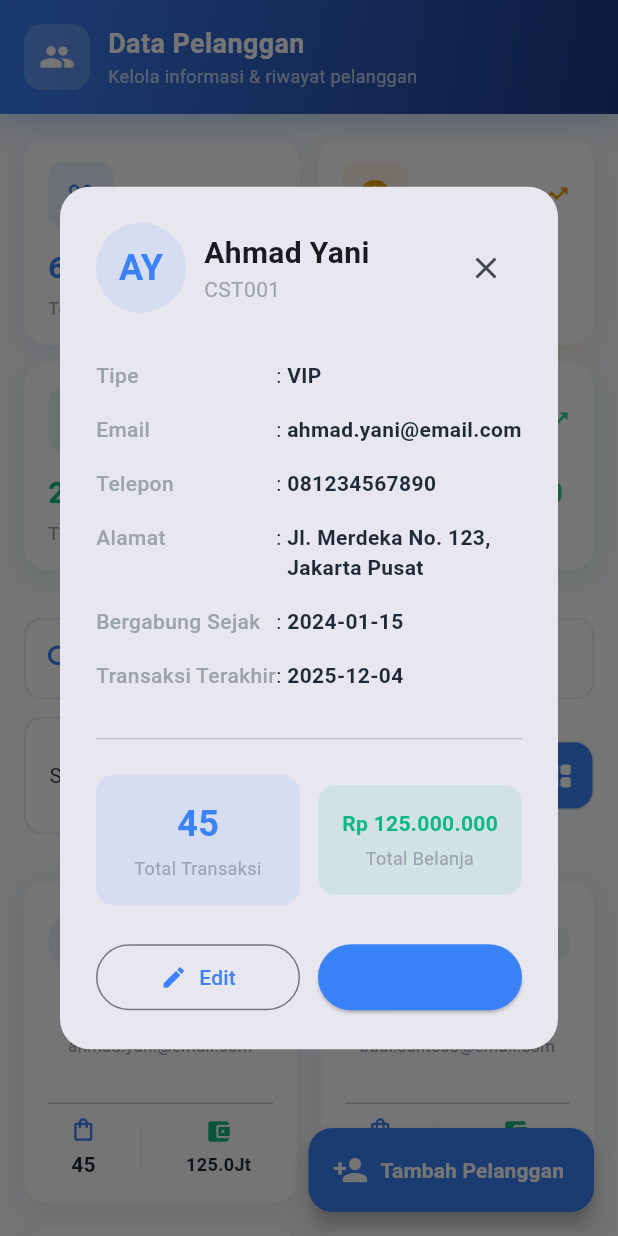
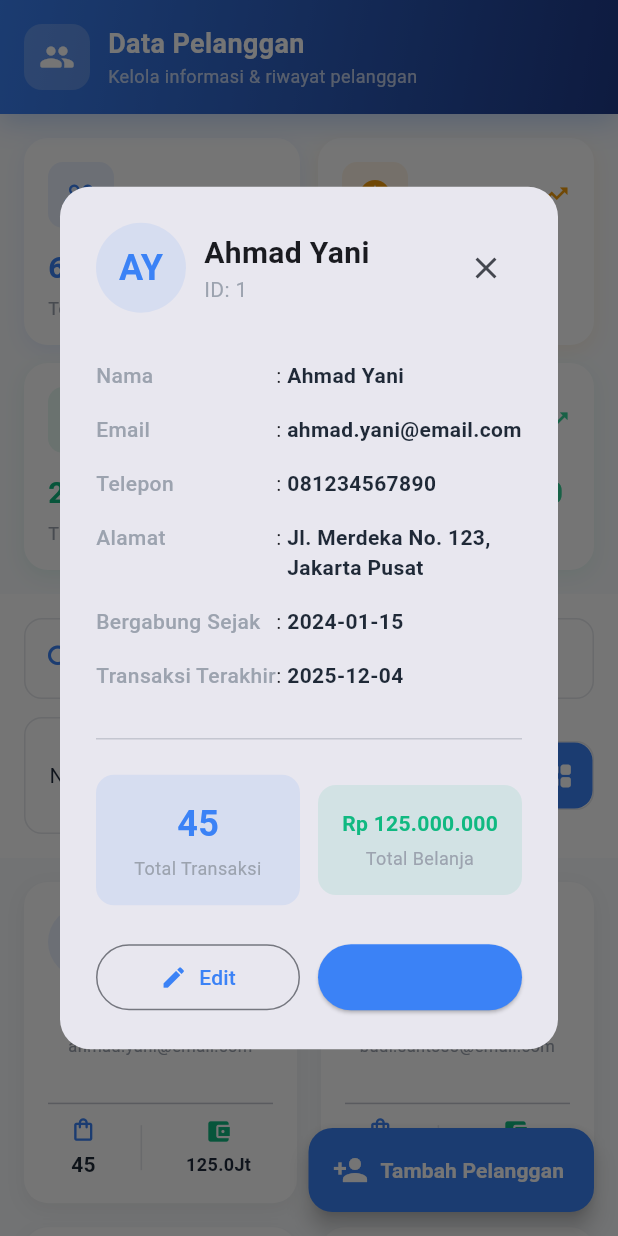
Before and after one commit to allzndd/mobile-posphone, a Flutter app: the PelangganScreen screen opened directly, after a tap on the "grid view" icon, after a tap on "AY", on a phone screen of 412 x 824 dp. Run offline on Flutter 3.47's test engine with Material 3 defaults, Android fonts, the phone set to English and light mode, and no system bars; our stand-ins replace fl_chart, image_picker, shared_preferences; accounts and stored records are empty; network calls fail; Roboto replaces fonts that are missing (SF Pro Display).

Commit message:
Update pelanggan_screen.dart

```diff
--- a/lib/pelanggan/screens/pelanggan_screen.dart
+++ b/lib/pelanggan/screens/pelanggan_screen.dart
@@ -14,104 +14,106 @@ class _PelangganScreenState extends State<PelangganScreen>
     with SingleTickerProviderStateMixin {
   late TabController _tabController;
   String _searchQuery = '';
-  String _filterType = 'Semua';
   String _sortBy = 'Nama A-Z';
   bool _isGridView = false;
-
-  final List<String> _typeOptions = ['Semua', 'Reguler', 'VIP', 'Wholesaler'];
 
   final List<String> _sortOptions = [
     'Nama A-Z',
     'Nama Z-A',
     'Terbaru',
     'Terlama',
-    'Transaksi Terbanyak',
-    'Total Belanja Tertinggi',
   ];
 
-  // Sample customer data
+  // Sample customer data - Structure matched with web-posphone (pos_pelanggan table)
+  // Fields: id, owner_id, nama, slug, nomor_hp, email, alamat, tanggal_bergabung
   final List<Map<String, dynamic>> _customers = [
     {
-      'id': 'CST001',
-      'name': 'Ahmad Yani',
+      'id': 1,
+      'owner_id': 1,
+      'nama': 'Ahmad Yani',
+      'slug': 'ahmad-yani',
+      'nomor_hp': '081234567890',
       'email': 'ahmad.yani@email.com',
-      'phone': '081234567890',
-      'address': 'Jl. Merdeka No. 123, Jakarta Pusat',
-      'type': 'VIP',
-      'totalTransactions': 45,
-      'totalSpending': 125000000,
-      'lastTransaction': '2025-12-04',
-      'joinDate': '2024-01-15',
+      'alamat': 'Jl. Merdeka No. 123, Jakarta Pusat',
+      'tanggal_bergabung': '2024-01-15',
+      'totalTransactions': 45, // Calculated from transactions
+      'totalSpending': 125000000, // Calculated from transactions
+      'lastTransaction': '2025-12-04', // Calculated from transactions
       'avatar': 'AY',
       'color': AppTheme.primaryMain,
     },
     {
-      'id': 'CST002',
-      'name': 'Siti Nurhaliza',
+      'id': 2,
+      'owner_id': 1,
+      'nama': 'Siti Nurhaliza',
+      'slug': 'siti-nurhaliza',
+      'nomor_hp': '081234567891',
       'email': 'siti.nur@email.com',
-      'phone': '081234567891',
-      'address': 'Jl. Sudirman No. 45, Jakarta Selatan',
-      'type': 'Reguler',
+      'alamat': 'Jl. Sudirman No. 45, Jakarta Selatan',
+      'tanggal_bergabung': '2024-06-20',
       'totalTransactions': 12,
       'totalSpending': 35000000,
       'lastTransaction': '2025-12-03',
-      'joinDate': '2024-06-20',
       'avatar': 'SN',
       'color': AppTheme.successColor,
     },
     {
-      'id': 'CST003',
-      'name': 'Budi Santoso',
+      'id': 3,
+      'owner_id': 1,
+      'nama': 'Budi Santoso',
+      'slug': 'budi-santoso',
+      'nomor_hp': '081234567892',
       'email': 'budi.santoso@email.com',
-      'phone': '081234567892',
-      'address': 'Jl. Thamrin No. 78, Jakarta Pusat',
-      'type': 'Wholesaler',
+      'alamat': 'Jl. Thamrin No. 78, Jakarta Pusat',
+      'tanggal_bergabung': '2023-11-10',
       'totalTransactions': 87,
       'totalSpending': 450000000,
       'lastTransaction': '2025-12-04',
-      'joinDate': '2023-11-10',
       'avatar': 'BS',
       'color': AppTheme.accentOrange,
     },
     {
-      'id': 'CST004',
-      'name': 'Dewi Lestari',
+      'id': 4,
+      'owner_id': 1,
+      'nama': 'Dewi Lestari',
+      'slug': 'dewi-lestari',
+      'nomor_hp': '081234567893',
       'email': 'dewi.lestari@email.com',
-      'phone': '081234567893',
-      'address': 'Jl. Gatot Subroto No. 90, Jakarta Selatan',
-      'type': 'VIP',
+      'alamat': 'Jl. Gatot Subroto No. 90, Jakarta Selatan',
+      'tanggal_bergabung': '2024-03-05',
       'totalTransactions': 34,
       'totalSpending': 89000000,
       'lastTransaction': '2025-12-02',
-      'joinDate': '2024-03-05',
       'avatar': 'DL',
       'color': AppTheme.secondaryMain,
     },
     {
-      'id': 'CST005',
-      'name': 'Rizki Ramadhan',
+      'id': 5,
+      'owner_id': 1,
+      'nama': 'Rizki Ramadhan',
+      'slug': 'rizki-ramadhan',
+      'nomor_hp': '081234567894',
       'email': 'rizki.r@email.com',
-      'phone': '081234567894',
-      'address': 'Jl. Kuningan No. 56, Jakarta Selatan',
-      'type': 'Reguler',
+      'alamat': 'Jl. Kuningan No. 56, Jakarta Selatan',
+      'tanggal_bergabung': '2024-08-12',
       'totalTransactions': 8,
       'totalSpending': 18500000,
       'lastTransaction': '2025-11-28',
-      'joinDate': '2024-08-12',
       'avatar': 'RR',
       'color': AppTheme.accentPurple,
     },
     {
-      'id': 'CST006',
-      'name': 'Rina Wijaya',
+      'id': 6,
+      'owner_id': 1,
+      'nama': 'Rina Wijaya',
+      'slug': 'rina-wijaya',
+      'nomor_hp': '081234567895',
       'email': 'rina.wijaya@email.com',
-      'phone': '081234567895',
-      'address': 'Jl. Rasuna Said No. 34, Jakarta Selatan',
-      'type': 'VIP',
+      'alamat': 'Jl. Rasuna Said No. 34, Jakarta Selatan',
+      'tanggal_bergabung': '2023-09-18',
       'totalTransactions': 56,
       'totalSpending': 178000000,
       'lastTransaction': '2025-12-04',
-      'joinDate': '2023-09-18',
       'avatar': 'RW',
       'color': AppTheme.errorColor,
     },
@@ -132,36 +134,30 @@ class _PelangganScreenState extends State<PelangganScreen>
   List<Map<String, dynamic>> get _filteredCustomers {
     return _customers.where((customer) {
         final matchesSearch =
-            customer['name'].toString().toLowerCase().contains(
+            customer['nama'].toString().toLowerCase().contains(
               _searchQuery.toLowerCase(),
             ) ||
-            customer['email'].toString().toLowerCase().contains(
+            (customer['email']?.toString().toLowerCase() ?? '').contains(
               _searchQuery.toLowerCase(),
             ) ||
-            customer['phone'].toString().toLowerCase().contains(
+            (customer['nomor_hp']?.toString().toLowerCase() ?? '').contains(
               _searchQuery.toLowerCase(),
             );
-        final matchesType =
-            _filterType == 'Semua' || customer['type'] == _filterType;
-        return matchesSearch && matchesType;
+        return matchesSearch;
       }).toList()
       ..sort((a, b) {
         switch (_sortBy) {
           case 'Nama A-Z':
-            return a['name'].toString().compareTo(b['name'].toString());
+            return a['nama'].toString().compareTo(b['nama'].toString());
           case 'Nama Z-A':
-            return b['name'].toString().compareTo(a['name'].toString());
+            return b['nama'].toString().compareTo(a['nama'].toString());
           case 'Terbaru':
-            return b['joinDate'].toString().compareTo(a['joinDate'].toString());
+            return b['tanggal_bergabung'].toString().compareTo(
+              a['tanggal_bergabung'].toString(),
+            );
           case 'Terlama':
-            return a['joinDate'].toString().compareTo(b['joinDate'].toString());
-          case 'Transaksi Terbanyak':
-            return (b['totalTransactions'] as int).compareTo(
-              a['totalTransactions'] as int,
-            );
-          case 'Total Belanja Tertinggi':
-            return (b['totalSpending'] as int).compareTo(
-              a['totalSpending'] as int,
+            return a['tanggal_bergabung'].toString().compareTo(
+              b['tanggal_bergabung'].toString(),
             );
           default:
             return 0;
@@ -486,8 +482,6 @@ class _PelangganScreenState extends State<PelangganScreen>
               children: [
                 Expanded(flex: 2, child: _buildSearchBar()),
                 const SizedBox(width: 16),
-                Expanded(child: _buildTypeFilter()),
-                const SizedBox(width: 16),
                 Expanded(child: _buildSortFilter()),
                 const SizedBox(width: 16),
                 _buildViewToggle(),
@@ -498,8 +492,6 @@ class _PelangganScreenState extends State<PelangganScreen>
             const SizedBox(height: 12),
             Row(
               children: [
-                Expanded(child: _buildTypeFilter()),
-                const SizedBox(width: 12),
                 Expanded(child: _buildSortFilter()),
                 const SizedBox(width: 12),
                 _buildViewToggle(),
@@ -541,33 +533,6 @@ class _PelangganScreenState extends State<PelangganScreen>
             vertical: 14,
           ),
         ),
-      ),
-    );
-  }
-
-  Widget _buildTypeFilter() {
-    final themeProvider = context.watch<ThemeProvider>();
-    return Container(
-      padding: const EdgeInsets.symmetric(horizontal: 16, vertical: 14),
-      decoration: BoxDecoration(
-        color: themeProvider.surfaceColor,
-        borderRadius: BorderRadius.circular(12),
-        border: Border.all(color: themeProvider.borderColor),
-      ),
-      child: DropdownButton<String>(
-        value: _filterType,
-        icon: Icon(
-          Icons.filter_list,
-          color: context.read<ThemeProvider>().primaryMain,
-        ),
-        underline: const SizedBox(),
-        isExpanded: true,
-        style: TextStyle(color: AppTheme.textPrimary, fontSize: 14),
-        onChanged: (value) => setState(() => _filterType = value!),
-        items:
-            _typeOptions.map((option) {
-              return DropdownMenuItem(value: option, child: Text(option));
-            }).toList(),
       ),
     );
   }
@@ -704,7 +669,6 @@ class _PelangganScreenState extends State<PelangganScreen>
 
   Widget _buildCustomerCard(Map<String, dynamic> customer, bool isDesktop) {
     final themeProvider = context.watch<ThemeProvider>();
-    final typeColor = _getTypeColor(customer['type']);
 
     return Container(
       margin: const EdgeInsets.only(bottom: 12),
@@ -752,28 +716,10 @@ class _PelangganScreenState extends State<PelangganScreen>
                             children: [
                               Expanded(
                                 child: Text(
-                                  customer['name'],
+                                  customer['nama'],
                                   style: TextStyle(
                                     fontWeight: FontWeight.bold,
                                     fontSize: isDesktop ? 18 : 16,
-                                  ),
-                                ),
-                              ),
-                              Container(
-                                padding: const EdgeInsets.symmetric(
-                                  horizontal: 10,
-                                  vertical: 4,
-                                ),
-                                decoration: BoxDecoration(
-                                  color: typeColor.withOpacity(0.1),
-                                  borderRadius: BorderRadius.circular(8),
-                                ),
-                                child: Text(
-                                  customer['type'],
-                                  style: TextStyle(
-                                    color: typeColor,
-                                    fontSize: 11,
-                                    fontWeight: FontWeight.bold,
                                   ),
                                 ),
                               ),
@@ -781,7 +727,7 @@ class _PelangganScreenState extends State<PelangganScreen>
                           ),
                           const SizedBox(height: 4),
                           Text(
-                            customer['id'],
+                            'ID: ${customer['id']}',
                             style: TextStyle(
                               fontSize: 12,
                               color: themeProvider.textTertiary,
@@ -808,7 +754,7 @@ class _PelangganScreenState extends State<PelangganScreen>
                       child: _buildInfoItem(
                         Icons.phone_outlined,
                         'Telepon',
-                        customer['phone'],
+                        customer['nomor_hp'] ?? '-',
                       ),
                     ),
                   ],
@@ -817,7 +763,7 @@ class _PelangganScreenState extends State<PelangganScreen>
                 _buildInfoItem(
                   Icons.location_on_outlined,
                   'Alamat',
-                  customer['address'],
+                  customer['alamat'] ?? '-',
                 ),
                 const SizedBox(height: 16),
                 const Divider(height: 1),
@@ -886,7 +832,6 @@ class _PelangganScreenState extends State<PelangganScreen>
 
   Widget _buildCustomerGridCard(Map<String, dynamic> customer, bool isDesktop) {
     final themeProvider = context.watch<ThemeProvider>();
-    final typeColor = _getTypeColor(customer['type']);
 
     return Container(
       decoration: BoxDecoration(
@@ -924,29 +869,11 @@ class _PelangganScreenState extends State<PelangganScreen>
                         ),
                       ),
                     ),
-                    Container(
-                      padding: const EdgeInsets.symmetric(
-                        horizontal: 8,
-                        vertical: 4,
-                      ),
-                      decoration: BoxDecoration(
-                        color: typeColor.withOpacity(0.1),
-                        borderRadius: BorderRadius.circular(8),
-                      ),
-                      child: Text(
-                        customer['type'],
-                        style: TextStyle(
-                          color: typeColor,
-                          fontSize: 10,
-                          fontWeight: FontWeight.bold,
-                        ),
-                      ),
-                    ),
                   ],
                 ),
                 const SizedBox(height: 12),
                 Text(
-                  customer['name'],
+                  customer['nama'],
                   style: const TextStyle(
                     fontWeight: FontWeight.bold,
                     fontSize: 15,
@@ -1075,20 +1002,6 @@ class _PelangganScreenState extends State<PelangganScreen>
     );
   }
 
-  Color _getTypeColor(String type) {
-    final themeProvider = context.read<ThemeProvider>();
-    switch (type) {
-      case 'VIP':
-        return AppTheme.accentOrange;
-      case 'Wholesaler':
-        return AppTheme.secondaryMain;
-      case 'Reguler':
-        return AppTheme.successColor;
-      default:
-        return themeProvider.textTertiary;
-    }
-  }
-
   String _formatPrice(int price) {
     return price.toString().replaceAllMapped(
       RegExp(r'(\d{1,3})(?=(\d{3})+(?!\d))'),
@@ -1141,14 +1054,14 @@ class _PelangganScreenState extends State<PelangganScreen>
                             crossAxisAlignment: CrossAxisAlignment.start,
                             children: [
                               Text(
-                                customer['name'],
+                                customer['nama'],
                                 style: const TextStyle(
                                   fontSize: 20,
                                   fontWeight: FontWeight.bold,
                                 ),
                               ),
                               Text(
-                                customer['id'],
+                                'ID: ${customer['id']}',
                                 style: TextStyle(
                                   fontSize: 14,
                                   color:
@@ -1167,14 +1080,17 @@ class _PelangganScreenState extends State<PelangganScreen>
                       ],
                     ),
                     const SizedBox(height: 24),
-                    _buildDetailRow('Tipe', customer['type']),
-                    _buildDetailRow('Email', customer['email']),
-                    _buildDetailRow('Telepon', customer['phone']),
-                    _buildDetailRow('Alamat', customer['address']),
-                    _buildDetailRow('Bergabung Sejak', customer['joinDate']),
+                    _buildDetailRow('Nama', customer['nama']),
+                    _buildDetailRow('Email', customer['email'] ?? '-'),
+                    _buildDetailRow('Telepon', customer['nomor_hp'] ?? '-'),
+                    _buildDetailRow('Alamat', customer['alamat'] ?? '-'),
+                    _buildDetailRow(
+                      'Bergabung Sejak',
+                      customer['tanggal_bergabung'],
+                    ),
                     _buildDetailRow(
                       'Transaksi Terakhir',
-                      customer['lastTransaction'],
+                      customer['lastTransaction'] ?? '-',
                     ),
                     const SizedBox(height: 16),
                     const Divider(),
@@ -1403,7 +1319,7 @@ class _PelangganScreenState extends State<PelangganScreen>
               ],
             ),
             content: Text(
-              'Form edit pelanggan ${customer['name']} akan ditampilkan di sini',
+              'Form edit pelanggan ${customer['nama']} akan ditampilkan di sini',
             ),
             actions: [
               TextButton(
```
